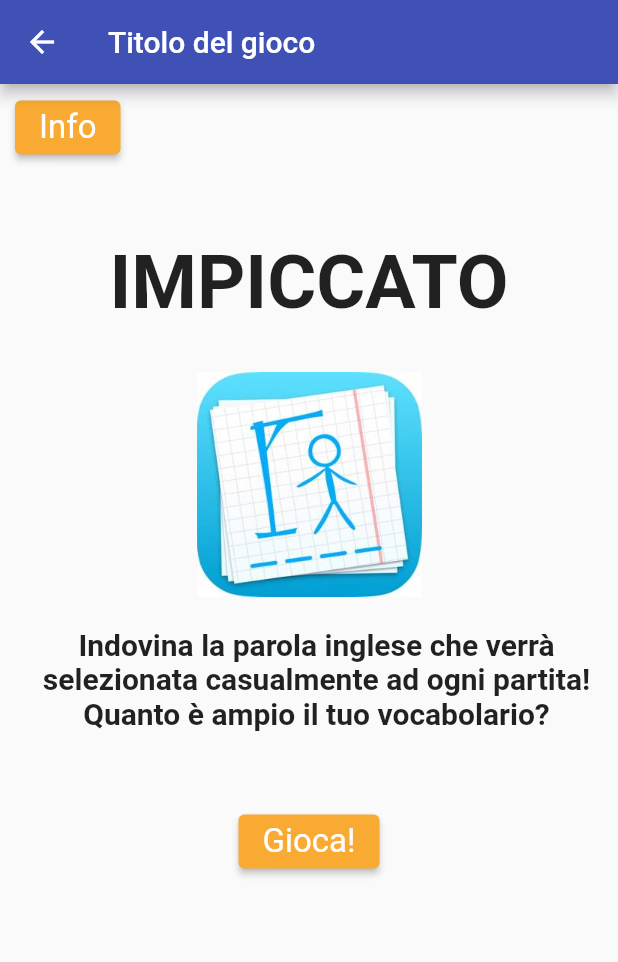
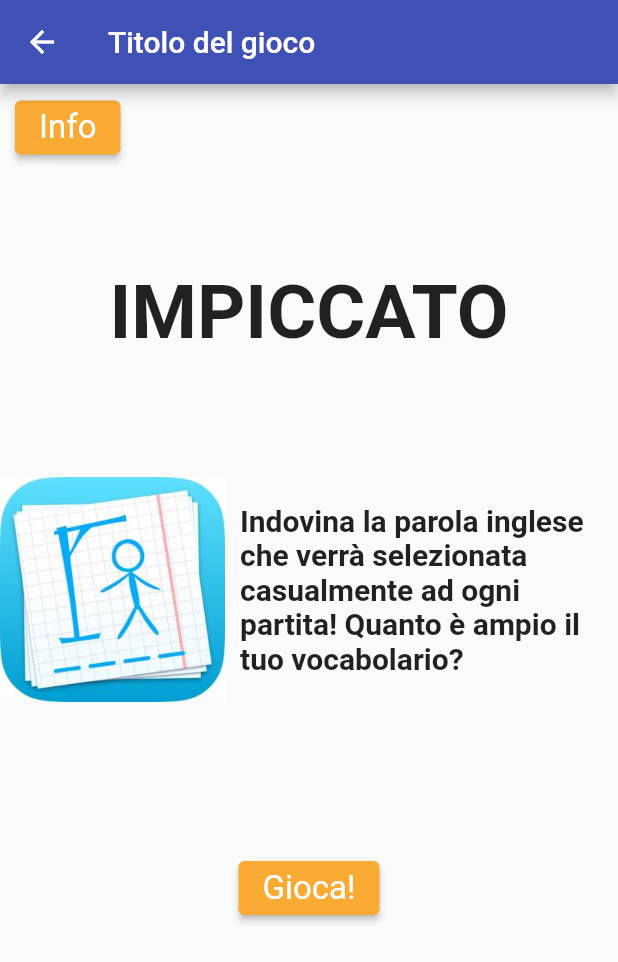
Before and after one commit to SimoneSalvoni/progetto_prog_mobile_flutter, a Flutter app: the GameMenu screen opened by its route, on a phone screen of 412 x 824 dp. Shown: the top 962 px of the screen. Run offline on Flutter 3.47's test engine with Material 2 defaults, Android fonts, the phone set to English and light mode, and no system bars; our stand-ins replace cloud_firestore, firebase_auth, firebase_core, firebase_storage, image_picker; accounts and stored records are empty; network calls fail.

```diff
--- a/lib/game_menu.dart
+++ b/lib/game_menu.dart
@@ -60,35 +60,39 @@ class _GameMenu extends State<GameMenu> {
               ),
             ),
             Container(
-                margin: EdgeInsets.only(top: 50),
+                margin: EdgeInsets.only(top: 70),
                 child: Text("IMPICCATO",
                     style:
                     TextStyle(fontSize: 50, fontWeight: FontWeight.bold))),
             Container(
-              margin: EdgeInsets.only(top: 30),
-              child: Align(
-                alignment: Alignment.center,
+              margin: EdgeInsets.only(top: 80),
+              child: Row(
+                mainAxisAlignment: MainAxisAlignment.center,
+                children: <Widget>[
+                  Align(
+                    alignment: Alignment.centerLeft,
                     child: Image.asset(
                       'imgs/gioco-impiccato.jpg',
                       height: 150,
                       width: 150,
                     ),
                   ),
+                  Expanded(
+                      child: Center(
+                          child: Container(
+                              margin: EdgeInsets.only(left: 10),
+                              child: Text(
+                                "Indovina la parola inglese che verrà "
+                                    "selezionata casualmente ad ogni partita!"
+                                    " Quanto è ampio il tuo vocabolario?",
+                                style: TextStyle(
+                                    fontWeight: FontWeight.bold, fontSize: 20),
+                              ))))
+                ],
+              ),
             ),
             Container(
-              margin: EdgeInsets.only(left: 10, top: 20),
-              child: Text(
-                  "Indovina la parola inglese che verrà selezionata casualmente ad ogni partita! Quanto è ampio il tuo vocabolario?",
-                  textAlign: TextAlign.center,
-                  overflow: TextOverflow.fade,
-              style: TextStyle(
-                    fontWeight: FontWeight.bold,
-                    fontSize: 20)
-               ),
-            ),
-
-            Container(
-              margin: EdgeInsets.only(top:50),
+              margin: EdgeInsets.only(top: 100),
               child: ElevatedButton(
                   child: Text("Gioca!"),
                   onPressed: () {
```
Also changed, not shown: lib/contatti.dart (added, +93 -0 lines). Lines whose indentation alone changed are shown as unchanged.
